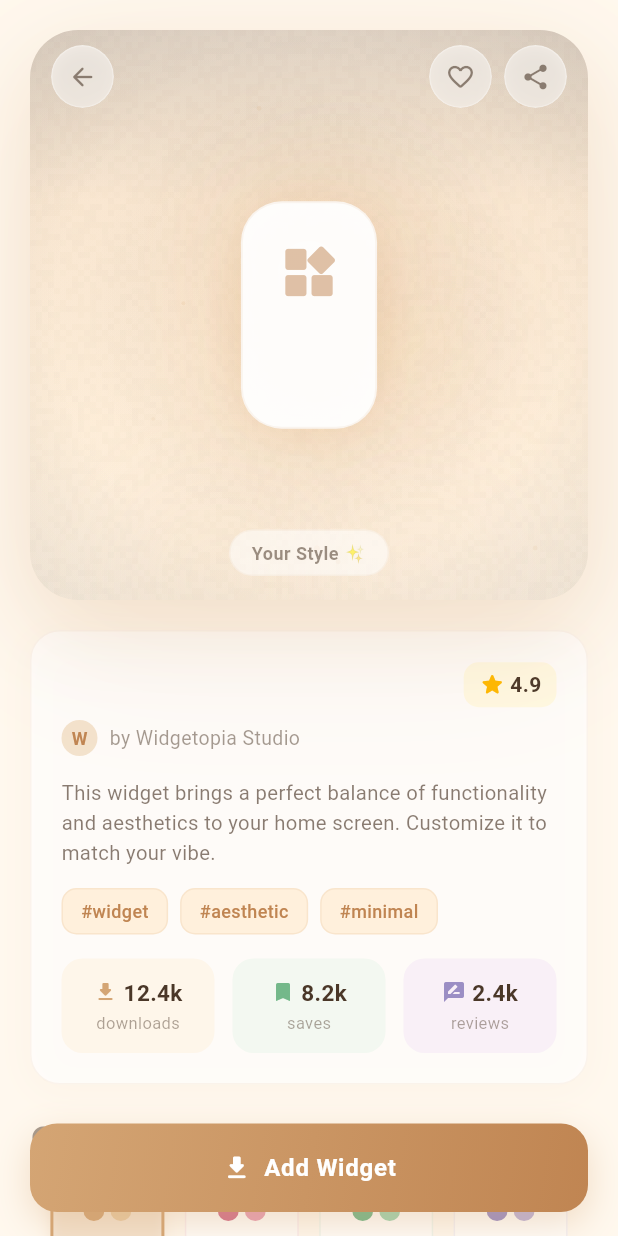
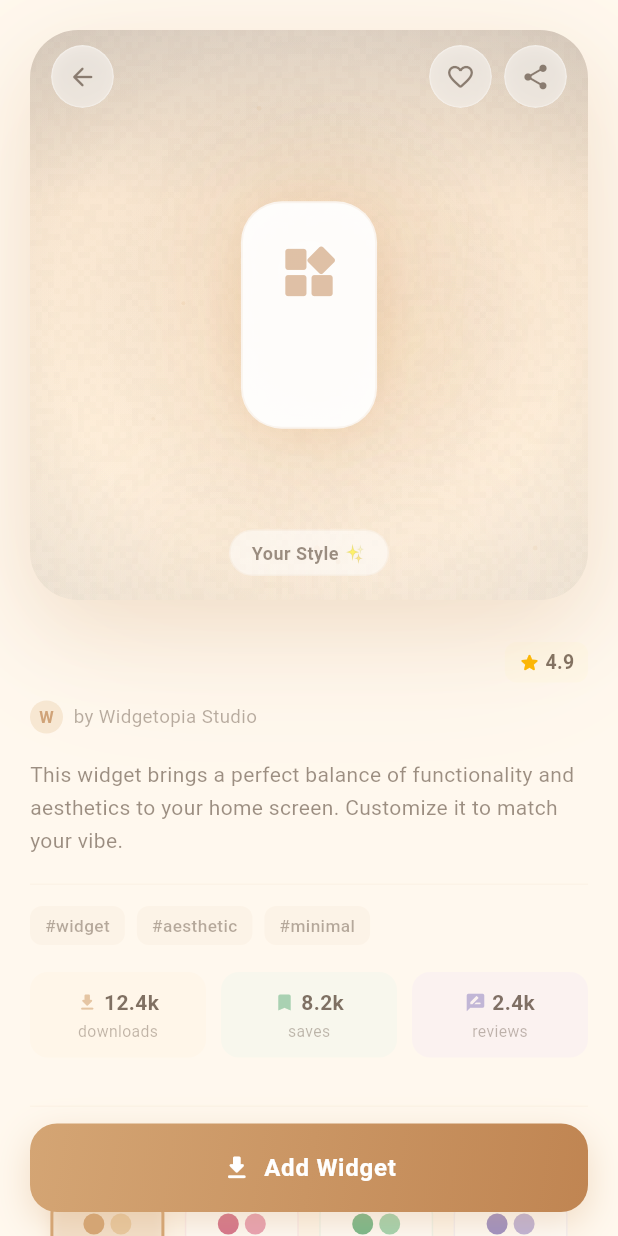
Before and after one commit to rhettTwT/widgetopia-coop, a Flutter app: the WidgetDetailScreen screen opened directly with empty values, on a phone screen of 412 x 824 dp. Run offline on Flutter 3.47's test engine with Material 3 defaults, Android fonts, the phone set to English and light mode, and no system bars; our stand-ins replace audioplayers, battery_plus, google_fonts, shared_preferences; missing offline and left inert: home_widget; accounts and stored records are empty.

Commit message:
reduced visual clutter

```diff
--- a/flutter_application_1/lib/screens/widget_detail_screen.dart
+++ b/flutter_application_1/lib/screens/widget_detail_screen.dart
@@ -281,18 +281,18 @@ class _WidgetDetailScreenState extends State<WidgetDetailScreen>
               // ── Hero preview area ──
               SliverToBoxAdapter(child: _buildHeroPreview()),
 
-              // ── Info card ──
+              // ── Info section ──
               SliverToBoxAdapter(
                 child: Padding(
-                  padding: const EdgeInsets.symmetric(horizontal: 20),
-                  child: _buildInfoCard(),
+                  padding: const EdgeInsets.fromLTRB(20, 8, 20, 0),
+                  child: _buildInfoSection(),
                 ),
               ),
 
               // ── Theme Variations ──
               SliverToBoxAdapter(
                 child: Padding(
-                  padding: const EdgeInsets.fromLTRB(20, 24, 20, 0),
+                  padding: const EdgeInsets.fromLTRB(20, 32, 20, 0),
                   child: _buildThemeVariations(),
                 ),
               ),
@@ -300,7 +300,7 @@ class _WidgetDetailScreenState extends State<WidgetDetailScreen>
               // ── You might also like ──
               SliverToBoxAdapter(
                 child: Padding(
-                  padding: const EdgeInsets.fromLTRB(20, 28, 20, 0),
+                  padding: const EdgeInsets.fromLTRB(20, 36, 20, 0),
                   child: _buildRecommendations(),
                 ),
               ),
@@ -345,58 +345,47 @@ class _WidgetDetailScreenState extends State<WidgetDetailScreen>
     );
   }
 
-  // ────────── Info Card ──────────
+  // ────────── Info Section (open layout) ──────────
 
-  Widget _buildInfoCard() {
-    return Container(
-      padding: const EdgeInsets.all(20),
-      decoration: BoxDecoration(
-        color: Colors.white.withValues(alpha: 0.7),
-        borderRadius: BorderRadius.circular(20),
-        border: Border.all(color: _theme.primary.withValues(alpha: 0.1)),
-        boxShadow: [
-          BoxShadow(
-            color: _theme.primary.withValues(alpha: 0.06),
-            blurRadius: 20,
-            offset: const Offset(0, 4),
-          ),
-        ],
-      ),
-      child: Column(
+  Widget _buildInfoSection() {
+    return Column(
       crossAxisAlignment: CrossAxisAlignment.start,
       children: [
         // Title + Rating
         Row(
+          crossAxisAlignment: CrossAxisAlignment.start,
           children: [
             Expanded(
               child: Text(
                 widget.title,
                 style: TextStyle(
-                    fontSize: 22,
-                    fontWeight: FontWeight.bold,
+                  fontSize: 24,
+                  fontWeight: FontWeight.w800,
                   color: _theme.textColor,
+                  height: 1.2,
                 ),
               ),
             ),
+            const SizedBox(width: 12),
             Container(
               padding:
-                    const EdgeInsets.symmetric(horizontal: 10, vertical: 5),
+                  const EdgeInsets.symmetric(horizontal: 9, vertical: 4),
               decoration: BoxDecoration(
-                  color: const Color(0xFFFFF8E1),
-                  borderRadius: BorderRadius.circular(10),
+                color: const Color(0xFFFFF8E1).withValues(alpha: 0.5),
+                borderRadius: BorderRadius.circular(8),
               ),
               child: Row(
                 mainAxisSize: MainAxisSize.min,
                 children: [
                   const Icon(Icons.star_rounded,
-                        color: Color(0xFFFFB800), size: 18),
+                      color: Color(0xFFFFB800), size: 15),
                   const SizedBox(width: 3),
                   Text(
                     '4.9',
                     style: TextStyle(
-                        fontSize: 14,
-                        fontWeight: FontWeight.bold,
-                        color: _theme.textColor,
+                      fontSize: 13,
+                      fontWeight: FontWeight.w600,
+                      color: _theme.textColor.withValues(alpha: 0.7),
                     ),
                   ),
                 ],
@@ -404,81 +393,85 @@ class _WidgetDetailScreenState extends State<WidgetDetailScreen>
             ),
           ],
         ),
-          const SizedBox(height: 8),
+        const SizedBox(height: 10),
 
         // Creator
         Row(
           children: [
             Container(
-                width: 24,
-                height: 24,
+              width: 22,
+              height: 22,
               decoration: BoxDecoration(
-                  color: _theme.secondary.withValues(alpha: 0.5),
+                color: _theme.secondary.withValues(alpha: 0.35),
                 shape: BoxShape.circle,
               ),
               child: Center(
                 child: Text(
                   'W',
                   style: TextStyle(
-                      fontSize: 12,
-                      fontWeight: FontWeight.bold,
-                      color: _theme.accent,
+                    fontSize: 11,
+                    fontWeight: FontWeight.w600,
+                    color: _theme.accent.withValues(alpha: 0.7),
                   ),
                 ),
               ),
             ),
-              const SizedBox(width: 8),
+            const SizedBox(width: 7),
             Text(
               'by Widgetopia Studio',
               style: TextStyle(
-                  fontSize: 13,
-                  color: _theme.textColor.withValues(alpha: 0.5),
+                fontSize: 12.5,
+                color: _theme.textColor.withValues(alpha: 0.4),
               ),
             ),
           ],
         ),
-          const SizedBox(height: 14),
+        const SizedBox(height: 16),
 
         // Description
         Text(
           _widgetDescription,
           style: TextStyle(
-              fontSize: 13.5,
-              height: 1.5,
-              color: _theme.textColor.withValues(alpha: 0.65),
+            fontSize: 14,
+            height: 1.6,
+            color: _theme.textColor.withValues(alpha: 0.55),
           ),
+        ),
+        const SizedBox(height: 18),
+
+        // Divider
+        Divider(
+          color: _theme.primary.withValues(alpha: 0.06),
+          height: 1,
         ),
         const SizedBox(height: 14),
 
-          // Tags
+        // Tags (lightweight metadata)
         Wrap(
           spacing: 8,
           runSpacing: 8,
           children: _widgetTags
               .map((tag) => Container(
                     padding: const EdgeInsets.symmetric(
-                          horizontal: 12, vertical: 6),
+                        horizontal: 10, vertical: 5),
                     decoration: BoxDecoration(
-                        color: _theme.cardColor,
-                        borderRadius: BorderRadius.circular(10),
-                        border: Border.all(
-                          color: _theme.primary.withValues(alpha: 0.15),
-                        ),
+                      color: _theme.primary.withValues(alpha: 0.06),
+                      borderRadius: BorderRadius.circular(8),
                     ),
                     child: Text(
                       tag,
                       style: TextStyle(
-                          fontSize: 12,
+                        fontSize: 11.5,
                         fontWeight: FontWeight.w500,
-                          color: _theme.accent,
+                        color: _theme.textColor.withValues(alpha: 0.4),
                       ),
                     ),
                   ))
               .toList(),
         ),
-          const SizedBox(height: 16),
+        const SizedBox(height: 18),
 
-          // Stats row
+        // Stats row (demoted as metadata)
         Row(
           children: [
             _statBadge(
@@ -488,7 +481,7 @@ class _WidgetDetailScreenState extends State<WidgetDetailScreen>
               badgeColor: const Color(0xFFFFF0DC),
               iconColor: _theme.primary,
             ),
-              const SizedBox(width: 12),
+            const SizedBox(width: 10),
             _statBadge(
               icon: Icons.bookmark_rounded,
               value: '8.2k',
@@ -496,7 +489,7 @@ class _WidgetDetailScreenState extends State<WidgetDetailScreen>
               badgeColor: const Color(0xFFE8F5E9),
               iconColor: const Color(0xFF74B88A),
             ),
-              const SizedBox(width: 12),
+            const SizedBox(width: 10),
             _statBadge(
               icon: Icons.rate_review_rounded,
               value: '2.4k',
@@ -507,7 +500,6 @@ class _WidgetDetailScreenState extends State<WidgetDetailScreen>
           ],
         ),
       ],
-      ),
     );
   }
 
@@ -520,24 +512,24 @@ class _WidgetDetailScreenState extends State<WidgetDetailScreen>
   }) {
     return Expanded(
       child: Container(
-        padding: const EdgeInsets.symmetric(vertical: 12),
+        padding: const EdgeInsets.symmetric(vertical: 10),
         decoration: BoxDecoration(
-          color: badgeColor.withValues(alpha: 0.5),
-          borderRadius: BorderRadius.circular(14),
+          color: badgeColor.withValues(alpha: 0.3),
+          borderRadius: BorderRadius.circular(12),
         ),
         child: Column(
           children: [
             Row(
               mainAxisAlignment: MainAxisAlignment.center,
               children: [
-                Icon(icon, size: 16, color: iconColor),
+                Icon(icon, size: 14, color: iconColor.withValues(alpha: 0.6)),
                 const SizedBox(width: 4),
                 Text(
                   value,
                   style: TextStyle(
-                    fontSize: 15,
-                    fontWeight: FontWeight.bold,
-                    color: _theme.textColor,
+                    fontSize: 14,
+                    fontWeight: FontWeight.w600,
+                    color: _theme.textColor.withValues(alpha: 0.7),
                   ),
                 ),
               ],
@@ -546,8 +538,8 @@ class _WidgetDetailScreenState extends State<WidgetDetailScreen>
             Text(
               label,
               style: TextStyle(
-                fontSize: 11,
-                color: _theme.textColor.withValues(alpha: 0.45),
+                fontSize: 10.5,
+                color: _theme.textColor.withValues(alpha: 0.35),
               ),
             ),
           ],
@@ -562,22 +554,28 @@ class _WidgetDetailScreenState extends State<WidgetDetailScreen>
     return Column(
       crossAxisAlignment: CrossAxisAlignment.start,
       children: [
+        // Gentle separator
+        Divider(
+          color: _theme.primary.withValues(alpha: 0.06),
+          height: 1,
+        ),
+        const SizedBox(height: 18),
         Row(
           children: [
             Icon(Icons.palette_rounded,
-                size: 18, color: _theme.textColor.withValues(alpha: 0.5)),
+                size: 16, color: _theme.textColor.withValues(alpha: 0.35)),
             const SizedBox(width: 8),
             Text(
               'Theme Variations',
               style: TextStyle(
-                fontSize: 16,
-                fontWeight: FontWeight.bold,
-                color: _theme.textColor,
+                fontSize: 15,
+                fontWeight: FontWeight.w700,
+                color: _theme.textColor.withValues(alpha: 0.75),
               ),
             ),
           ],
         ),
-        const SizedBox(height: 14),
+        const SizedBox(height: 16),
         Row(
           mainAxisAlignment: MainAxisAlignment.spaceEvenly,
           children: List.generate(_themes.length, (i) {
@@ -651,22 +649,28 @@ class _WidgetDetailScreenState extends State<WidgetDetailScreen>
     return Column(
       crossAxisAlignment: CrossAxisAlignment.start,
       children: [
+        // Gentle separator
+        Divider(
+          color: _theme.primary.withValues(alpha: 0.06),
+          height: 1,
+        ),
+        const SizedBox(height: 18),
         Row(
           children: [
             Icon(Icons.auto_awesome_rounded,
-                size: 18, color: _theme.textColor.withValues(alpha: 0.5)),
+                size: 16, color: _theme.textColor.withValues(alpha: 0.35)),
             const SizedBox(width: 8),
             Text(
               'You might also like',
               style: TextStyle(
-                fontSize: 16,
-                fontWeight: FontWeight.bold,
-                color: _theme.textColor,
+                fontSize: 15,
+                fontWeight: FontWeight.w700,
+                color: _theme.textColor.withValues(alpha: 0.75),
               ),
             ),
           ],
         ),
-        const SizedBox(height: 14),
+        const SizedBox(height: 16),
         SizedBox(
           height: 180,
           child: ListView.separated(
```
Lines whose indentation alone changed are shown as unchanged.
